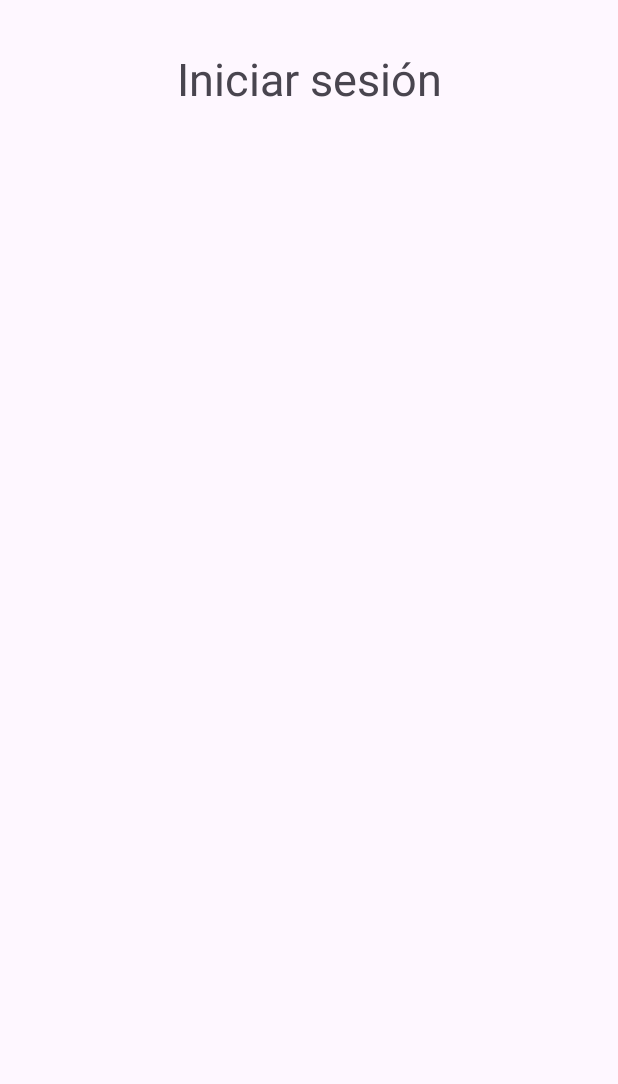
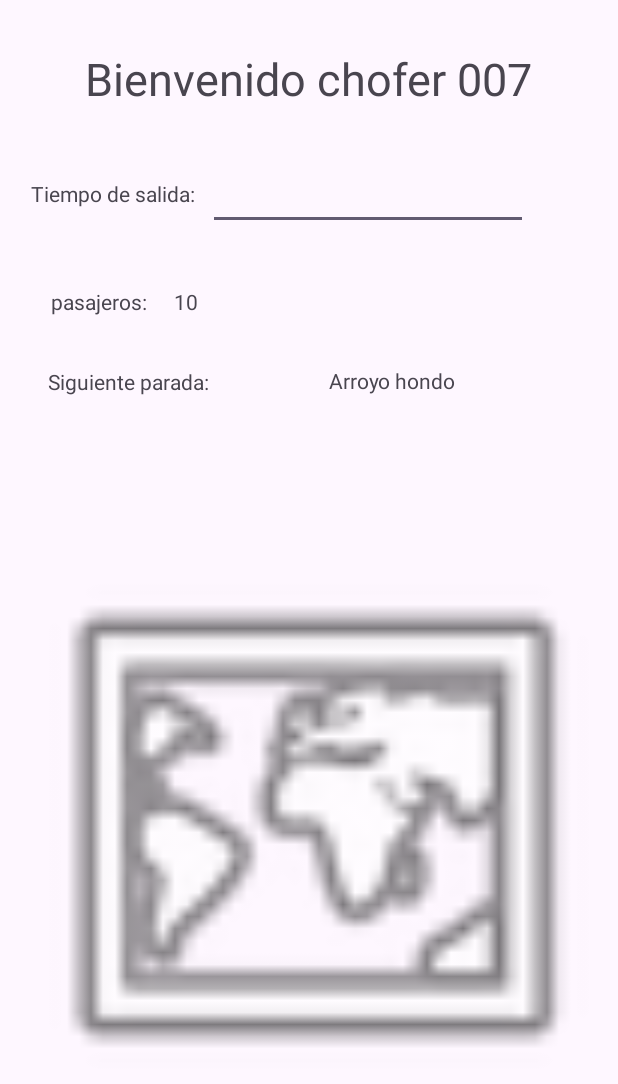
Before and after one commit to MarZYXX/PrimerPrototipo, an Android app: the layout activity_main_chofer.xml on its own in the app's theme, with its tools: preview values and no code run, on a phone screen of 412 x 824 dp. Shown: the top 1084 px of the screen. Run offline under Robolectric (Android 15) with nearby library versions, the light colour scheme and no system bars.

Commit message:
prototyping works

```diff
--- a/app/src/main/res/layout/activity_login.xml
+++ b/app/src/main/res/layout/activity_login.xml
@@ -8,7 +8,7 @@
     tools:context=".view.LoginActivity">
 
     <TextView
-        android:id="@+id/tvTituloLogin"
+        android:id="@+id/textChofer"
         android:layout_width="wrap_content"
         android:layout_height="wrap_content"
         android:text="@string/tvLogin"
@@ -24,7 +24,7 @@
         android:layout_height="wrap_content"
         android:text="@string/tvBienvenidatxt"
         android:textSize="20sp"
-        app:layout_constraintTop_toBottomOf="@id/tvTituloLogin"
+        app:layout_constraintTop_toBottomOf="@id/textChofer"
         app:layout_constraintStart_toStartOf="parent"
         android:layout_marginTop="40dp"
         android:layout_marginStart="90dp"/>
--- a/app/src/main/res/layout/activity_main_chofer.xml
+++ b/app/src/main/res/layout/activity_main_chofer.xml
@@ -2,18 +2,103 @@
 <androidx.constraintlayout.widget.ConstraintLayout xmlns:android="http://schemas.android.com/apk/res/android"
     xmlns:app="http://schemas.android.com/apk/res-auto"
     xmlns:tools="http://schemas.android.com/tools"
+    android:id="@+id/main"
     android:layout_width="match_parent"
-    android:layout_height="match_parent">
+    android:layout_height="match_parent"
+    tools:context=".view.LoginActivity">
 
     <TextView
-        android:id="@+id/tvTituloLogin"
+        android:id="@+id/textChofer"
         android:layout_width="wrap_content"
         android:layout_height="wrap_content"
-        android:text="@string/tvLogin"
+        android:layout_marginTop="32dp"
+        android:text="@string/bienvenido_chofer_007"
         android:textSize="30sp"
         app:layout_constraintEnd_toEndOf="parent"
         app:layout_constraintStart_toStartOf="parent"
+        app:layout_constraintTop_toTopOf="parent" />
+
+    <TextView
+        android:id="@+id/choferSalida"
+        android:layout_width="wrap_content"
+        android:layout_height="wrap_content"
+        android:text="@string/tiempo_de_salida"
+        app:layout_constraintBottom_toBottomOf="parent"
+        app:layout_constraintEnd_toStartOf="@+id/tiempoSalida"
+        app:layout_constraintHorizontal_bias="0.714"
+        app:layout_constraintStart_toStartOf="parent"
+        app:layout_constraintTop_toTopOf="@+id/tiempoSalida"
+        app:layout_constraintVertical_bias="0.016" />
+
+    <EditText
+        android:id="@+id/tiempoSalida"
+        android:layout_width="wrap_content"
+        android:layout_height="wrap_content"
+        android:layout_marginEnd="60dp"
+        android:ems="10"
+        android:inputType="time"
+        app:layout_constraintBottom_toBottomOf="parent"
+        app:layout_constraintEnd_toEndOf="parent"
         app:layout_constraintTop_toTopOf="parent"
-        android:layout_marginTop="32dp"/>
+        app:layout_constraintVertical_bias="0.139" />
+
+    <TextView
+        android:id="@+id/pasajerosAbordo"
+        android:layout_width="wrap_content"
+        android:layout_height="wrap_content"
+        android:text="@string/pasajeros"
+        app:layout_constraintBottom_toBottomOf="parent"
+        app:layout_constraintEnd_toEndOf="parent"
+        app:layout_constraintHorizontal_bias="0.098"
+        app:layout_constraintStart_toStartOf="parent"
+        app:layout_constraintTop_toTopOf="parent"
+        app:layout_constraintVertical_bias="0.238" />
+
+    <TextView
+        android:id="@+id/noPasajeros"
+        android:layout_width="wrap_content"
+        android:layout_height="wrap_content"
+        android:text="@string/_10"
+        app:layout_constraintBottom_toBottomOf="parent"
+        app:layout_constraintEnd_toEndOf="parent"
+        app:layout_constraintHorizontal_bias="0.06"
+        app:layout_constraintStart_toEndOf="@+id/pasajerosAbordo"
+        app:layout_constraintTop_toTopOf="parent"
+        app:layout_constraintVertical_bias="0.238" />
+
+    <ImageView
+        android:id="@+id/imageView"
+        android:layout_width="384dp"
+        android:layout_height="430dp"
+        app:layout_constraintBottom_toBottomOf="parent"
+        app:layout_constraintEnd_toEndOf="parent"
+        app:layout_constraintHorizontal_bias="0.592"
+        app:layout_constraintStart_toStartOf="parent"
+        app:layout_constraintTop_toTopOf="parent"
+        app:layout_constraintVertical_bias="0.853"
+        tools:srcCompat="@android:drawable/ic_menu_mapmode" />
+
+    <TextView
+        android:id="@+id/nextStop"
+        android:layout_width="wrap_content"
+        android:layout_height="wrap_content"
+        android:layout_marginStart="32dp"
+        android:text="@string/siguiente_parada"
+        app:layout_constraintBottom_toBottomOf="parent"
+        app:layout_constraintStart_toStartOf="parent"
+        app:layout_constraintTop_toTopOf="parent"
+        app:layout_constraintVertical_bias="0.304" />
+
+    <TextView
+        android:id="@+id/nextParada"
+        android:layout_width="wrap_content"
+        android:layout_height="wrap_content"
+        android:text="@string/arroyo_hondo"
+        app:layout_constraintBottom_toBottomOf="parent"
+        app:layout_constraintEnd_toEndOf="parent"
+        app:layout_constraintHorizontal_bias="0.427"
+        app:layout_constraintStart_toEndOf="@+id/nextStop"
+        app:layout_constraintTop_toTopOf="parent"
+        app:layout_constraintVertical_bias="0.303" />
 
 </androidx.constraintlayout.widget.ConstraintLayout>
--- a/app/src/main/res/layout/activity_mapa_ruta.xml
+++ b/app/src/main/res/layout/activity_mapa_ruta.xml
@@ -12,8 +12,9 @@
         android:name="com.google.android.gms.maps.SupportMapFragment"
         android:layout_width="match_parent"
         android:layout_height="0dp"
+        app:layout_constraintBottom_toTopOf="@id/btnRastrear"
         app:layout_constraintTop_toTopOf="parent"
-        app:layout_constraintBottom_toTopOf="@id/btnRastrear" />
+        tools:layout_editor_absoluteX="38dp" />
 
     <Button
         android:id="@+id/btnRastrear"
--- a/app/src/main/res/values/strings.xml
+++ b/app/src/main/res/values/strings.xml
@@ -13,4 +13,11 @@
     <string name="confirmar_password">Repite tu contraseña</string>
     <string name="crear_cuenta">Crear cuenta</string>
     <string name="rastrear_autobus">Rastrear Autobús</string>
+    <string name="bienvenido_chofer_007">Bienvenido chofer 007</string>
+    <string name="tiempo_de_salida">Tiempo de salida:</string>
+    <string name="pasajeros">pasajeros:</string>
+    <string name="_10">10</string>
+    <string name="siguiente_parada">Siguiente parada:</string>
+    <string name="arroyo_hondo">Arroyo hondo</string>
+    <string name="temporal_para_dirigir_a_otras_actividades_de_usuarios">Temporal para dirigir a otras actividades de usuarios</string>
 </resources>
```
